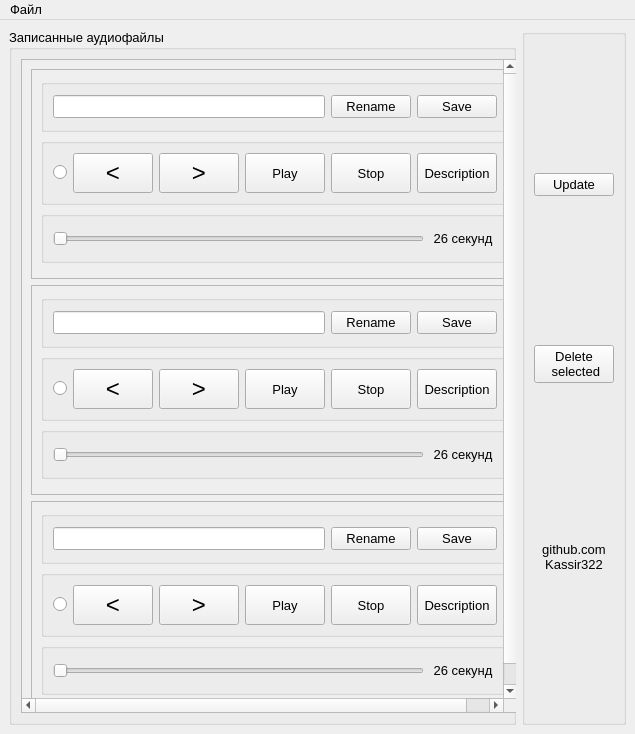
This is ui/main_window_design.ui in Kassir322/GUI_Application as Qt 5 draws it before an edit. The edited form follows.
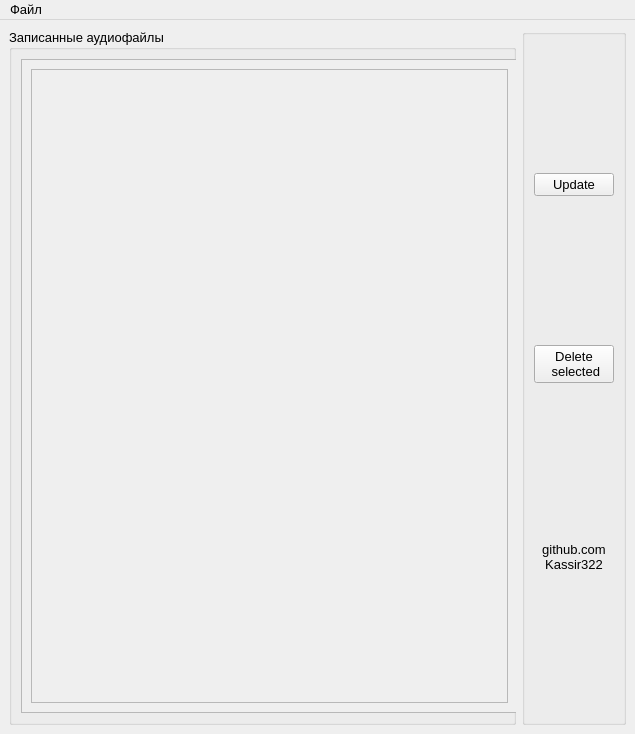
This is the edited form.

```diff
--- a/ui/main_window_design.ui
+++ b/ui/main_window_design.ui
@@ -79,8 +79,8 @@
            <rect>
             <x>0</x>
             <y>0</y>
-            <width>478</width>
-            <height>660</height>
+            <width>495</width>
+            <height>657</height>
            </rect>
           </property>
           <layout class="QVBoxLayout" name="verticalLayout_5">
@@ -89,761 +89,12 @@
            </property>
            <item>
             <widget class="QFrame" name="frame">
-             <property name="minimumSize">
-              <size>
-               <width>0</width>
-               <height>210</height>
-              </size>
-             </property>
-             <property name="maximumSize">
-              <size>
-               <width>16777215</width>
-               <height>210</height>
-              </size>
-             </property>
              <property name="frameShape">
               <enum>QFrame::StyledPanel</enum>
              </property>
              <property name="frameShadow">
               <enum>QFrame::Raised</enum>
              </property>
-             <layout class="QVBoxLayout" name="verticalLayout">
-              <item>
-               <widget class="QGroupBox" name="groupBox_11">
-                <property name="title">
-                 <string/>
-                </property>
-                <layout class="QHBoxLayout" name="horizontalLayout_11">
-                 <item>
-                  <widget class="QLineEdit" name="lineEdit_4">
-                   <property name="font">
-                    <font>
-                     <pointsize>10</pointsize>
-                    </font>
-                   </property>
-                  </widget>
-                 </item>
-                 <item>
-                  <widget class="QPushButton" name="pushButton_7">
-                   <property name="font">
-                    <font>
-                     <pointsize>10</pointsize>
-                    </font>
-                   </property>
-                   <property name="text">
-                    <string>Rename</string>
-                   </property>
-                  </widget>
-                 </item>
-                 <item>
-                  <widget class="QPushButton" name="pushButton_8">
-                   <property name="font">
-                    <font>
-                     <pointsize>10</pointsize>
-                    </font>
-                   </property>
-                   <property name="text">
-                    <string>Save</string>
-                   </property>
-                  </widget>
-                 </item>
-                </layout>
-               </widget>
-              </item>
-              <item>
-               <widget class="QGroupBox" name="groupBox_10">
-                <property name="minimumSize">
-                 <size>
-                  <width>0</width>
-                  <height>0</height>
-                 </size>
-                </property>
-                <property name="font">
-                 <font>
-                  <pointsize>10</pointsize>
-                 </font>
-                </property>
-                <property name="title">
-                 <string/>
-                </property>
-                <layout class="QHBoxLayout" name="horizontalLayout_6">
-                 <item>
-                  <widget class="QRadioButton" name="radioButton_4">
-                   <property name="maximumSize">
-                    <size>
-                     <width>20</width>
-                     <height>16777215</height>
-                    </size>
-                   </property>
-                   <property name="font">
-                    <font>
-                     <pointsize>10</pointsize>
-                    </font>
-                   </property>
-                   <property name="text">
-                    <string/>
-                   </property>
-                  </widget>
-                 </item>
-                 <item>
-                  <widget class="QPushButton" name="PrevButton_4">
-                   <property name="minimumSize">
-                    <size>
-                     <width>0</width>
-                     <height>40</height>
-                    </size>
-                   </property>
-                   <property name="font">
-                    <font>
-                     <pointsize>18</pointsize>
-                    </font>
-                   </property>
-                   <property name="text">
-                    <string>&lt;</string>
-                   </property>
-                  </widget>
-                 </item>
-                 <item>
-                  <widget class="QPushButton" name="NextButton_4">
-                   <property name="minimumSize">
-                    <size>
-                     <width>0</width>
-                     <height>40</height>
-                    </size>
-                   </property>
-                   <property name="font">
-                    <font>
-                     <pointsize>18</pointsize>
-                    </font>
-                   </property>
-                   <property name="text">
-                    <string>&gt;</string>
-                   </property>
-                  </widget>
-                 </item>
-                 <item>
-                  <widget class="QPushButton" name="PlayButton_4">
-                   <property name="minimumSize">
-                    <size>
-                     <width>0</width>
-                     <height>40</height>
-                    </size>
-                   </property>
-                   <property name="font">
-                    <font>
-                     <pointsize>10</pointsize>
-                    </font>
-                   </property>
-                   <property name="text">
-                    <string>Play</string>
-                   </property>
-                  </widget>
-                 </item>
-                 <item>
-                  <widget class="QPushButton" name="StopButton_4">
-                   <property name="minimumSize">
-                    <size>
-                     <width>0</width>
-                     <height>40</height>
-                    </size>
-                   </property>
-                   <property name="font">
-                    <font>
-                     <pointsize>10</pointsize>
-                    </font>
-                   </property>
-                   <property name="text">
-                    <string>Stop</string>
-                   </property>
-                  </widget>
-                 </item>
-                 <item>
-                  <widget class="QPushButton" name="DescriptionButton_4">
-                   <property name="minimumSize">
-                    <size>
-                     <width>0</width>
-                     <height>40</height>
-                    </size>
-                   </property>
-                   <property name="font">
-                    <font>
-                     <pointsize>10</pointsize>
-                    </font>
-                   </property>
-                   <property name="text">
-                    <string>Description</string>
-                   </property>
-                  </widget>
-                 </item>
-                </layout>
-               </widget>
-              </item>
-              <item>
-               <widget class="QGroupBox" name="groupBox_3">
-                <property name="font">
-                 <font>
-                  <pointsize>10</pointsize>
-                 </font>
-                </property>
-                <property name="title">
-                 <string/>
-                </property>
-                <layout class="QHBoxLayout" name="horizontalLayout_12">
-                 <item>
-                  <widget class="QSlider" name="horizontalSlider_4">
-                   <property name="font">
-                    <font>
-                     <pointsize>10</pointsize>
-                    </font>
-                   </property>
-                   <property name="maximum">
-                    <number>100</number>
-                   </property>
-                   <property name="orientation">
-                    <enum>Qt::Horizontal</enum>
-                   </property>
-                  </widget>
-                 </item>
-                 <item>
-                  <widget class="QLabel" name="label_5">
-                   <property name="font">
-                    <font>
-                     <pointsize>10</pointsize>
-                    </font>
-                   </property>
-                   <property name="text">
-                    <string> 26 секунд </string>
-                   </property>
-                  </widget>
-                 </item>
-                </layout>
-               </widget>
-              </item>
-              <item>
-               <widget class="QTextEdit" name="textEdit_2">
-                <property name="enabled">
-                 <bool>true</bool>
-                </property>
-                <property name="maximumSize">
-                 <size>
-                  <width>16777215</width>
-                  <height>0</height>
-                 </size>
-                </property>
-                <property name="font">
-                 <font>
-                  <pointsize>10</pointsize>
-                 </font>
-                </property>
-               </widget>
-              </item>
-             </layout>
-            </widget>
-           </item>
-           <item>
-            <widget class="QFrame" name="frame_2">
-             <property name="minimumSize">
-              <size>
-               <width>0</width>
-               <height>210</height>
-              </size>
-             </property>
-             <property name="maximumSize">
-              <size>
-               <width>16777215</width>
-               <height>210</height>
-              </size>
-             </property>
-             <property name="frameShape">
-              <enum>QFrame::StyledPanel</enum>
-             </property>
-             <property name="frameShadow">
-              <enum>QFrame::Raised</enum>
-             </property>
-             <layout class="QVBoxLayout" name="verticalLayout_2">
-              <item>
-               <widget class="QGroupBox" name="groupBox_12">
-                <property name="title">
-                 <string/>
-                </property>
-                <layout class="QHBoxLayout" name="horizontalLayout_13">
-                 <item>
-                  <widget class="QLineEdit" name="lineEdit_5">
-                   <property name="font">
-                    <font>
-                     <pointsize>10</pointsize>
-                    </font>
-                   </property>
-                  </widget>
-                 </item>
-                 <item>
-                  <widget class="QPushButton" name="pushButton_9">
-                   <property name="font">
-                    <font>
-                     <pointsize>10</pointsize>
-                    </font>
-                   </property>
-                   <property name="text">
-                    <string>Rename</string>
-                   </property>
-                  </widget>
-                 </item>
-                 <item>
-                  <widget class="QPushButton" name="pushButton_10">
-                   <property name="font">
-                    <font>
-                     <pointsize>10</pointsize>
-                    </font>
-                   </property>
-                   <property name="text">
-                    <string>Save</string>
-                   </property>
-                  </widget>
-                 </item>
-                </layout>
-               </widget>
-              </item>
-              <item>
-               <widget class="QGroupBox" name="groupBox_13">
-                <property name="minimumSize">
-                 <size>
-                  <width>0</width>
-                  <height>0</height>
-                 </size>
-                </property>
-                <property name="font">
-                 <font>
-                  <pointsize>10</pointsize>
-                 </font>
-                </property>
-                <property name="title">
-                 <string/>
-                </property>
-                <layout class="QHBoxLayout" name="horizontalLayout_14">
-                 <item>
-                  <widget class="QRadioButton" name="radioButton_5">
-                   <property name="maximumSize">
-                    <size>
-                     <width>20</width>
-                     <height>16777215</height>
-                    </size>
-                   </property>
-                   <property name="font">
-                    <font>
-                     <pointsize>10</pointsize>
-                    </font>
-                   </property>
-                   <property name="text">
-                    <string/>
-                   </property>
-                  </widget>
-                 </item>
-                 <item>
-                  <widget class="QPushButton" name="PrevButton_5">
-                   <property name="minimumSize">
-                    <size>
-                     <width>0</width>
-                     <height>40</height>
-                    </size>
-                   </property>
-                   <property name="font">
-                    <font>
-                     <pointsize>18</pointsize>
-                    </font>
-                   </property>
-                   <property name="text">
-                    <string>&lt;</string>
-                   </property>
-                  </widget>
-                 </item>
-                 <item>
-                  <widget class="QPushButton" name="NextButton_5">
-                   <property name="minimumSize">
-                    <size>
-                     <width>0</width>
-                     <height>40</height>
-                    </size>
-                   </property>
-                   <property name="font">
-                    <font>
-                     <pointsize>18</pointsize>
-                    </font>
-                   </property>
-                   <property name="text">
-                    <string>&gt;</string>
-                   </property>
-                  </widget>
-                 </item>
-                 <item>
-                  <widget class="QPushButton" name="PlayButton_5">
-                   <property name="minimumSize">
-                    <size>
-                     <width>0</width>
-                     <height>40</height>
-                    </size>
-                   </property>
-                   <property name="font">
-                    <font>
-                     <pointsize>10</pointsize>
-                    </font>
-                   </property>
-                   <property name="text">
-                    <string>Play</string>
-                   </property>
-                  </widget>
-                 </item>
-                 <item>
-                  <widget class="QPushButton" name="StopButton_5">
-                   <property name="minimumSize">
-                    <size>
-                     <width>0</width>
-                     <height>40</height>
-                    </size>
-                   </property>
-                   <property name="font">
-                    <font>
-                     <pointsize>10</pointsize>
-                    </font>
-                   </property>
-                   <property name="text">
-                    <string>Stop</string>
-                   </property>
-                  </widget>
-                 </item>
-                 <item>
-                  <widget class="QPushButton" name="DescriptionButton_5">
-                   <property name="minimumSize">
-                    <size>
-                     <width>0</width>
-                     <height>40</height>
-                    </size>
-                   </property>
-                   <property name="font">
-                    <font>
-                     <pointsize>10</pointsize>
-                    </font>
-                   </property>
-                   <property name="text">
-                    <string>Description</string>
-                   </property>
-                  </widget>
-                 </item>
-                </layout>
-               </widget>
-              </item>
-              <item>
-               <widget class="QGroupBox" name="groupBox_4">
-                <property name="font">
-                 <font>
-                  <pointsize>10</pointsize>
-                 </font>
-                </property>
-                <property name="title">
-                 <string/>
-                </property>
-                <layout class="QHBoxLayout" name="horizontalLayout_15">
-                 <item>
-                  <widget class="QSlider" name="horizontalSlider_5">
-                   <property name="font">
-                    <font>
-                     <pointsize>10</pointsize>
-                    </font>
-                   </property>
-                   <property name="maximum">
-                    <number>100</number>
-                   </property>
-                   <property name="orientation">
-                    <enum>Qt::Horizontal</enum>
-                   </property>
-                  </widget>
-                 </item>
-                 <item>
-                  <widget class="QLabel" name="label_6">
-                   <property name="font">
-                    <font>
-                     <pointsize>10</pointsize>
-                    </font>
-                   </property>
-                   <property name="text">
-                    <string> 26 секунд </string>
-                   </property>
-                  </widget>
-                 </item>
-                </layout>
-               </widget>
-              </item>
-              <item>
-               <widget class="QTextEdit" name="textEdit_3">
-                <property name="enabled">
-                 <bool>true</bool>
-                </property>
-                <property name="maximumSize">
-                 <size>
-                  <width>16777215</width>
-                  <height>0</height>
-                 </size>
-                </property>
-                <property name="font">
-                 <font>
-                  <pointsize>10</pointsize>
-                 </font>
-                </property>
-               </widget>
-              </item>
-             </layout>
-            </widget>
-           </item>
-           <item>
-            <widget class="QFrame" name="frame_3">
-             <property name="minimumSize">
-              <size>
-               <width>0</width>
-               <height>210</height>
-              </size>
-             </property>
-             <property name="maximumSize">
-              <size>
-               <width>16777215</width>
-               <height>210</height>
-              </size>
-             </property>
-             <property name="frameShape">
-              <enum>QFrame::StyledPanel</enum>
-             </property>
-             <property name="frameShadow">
-              <enum>QFrame::Raised</enum>
-             </property>
-             <layout class="QVBoxLayout" name="verticalLayout_3">
-              <item>
-               <widget class="QGroupBox" name="groupBox_14">
-                <property name="title">
-                 <string/>
-                </property>
-                <layout class="QHBoxLayout" name="horizontalLayout_16">
-                 <item>
-                  <widget class="QLineEdit" name="lineEdit_6">
-                   <property name="font">
-                    <font>
-                     <pointsize>10</pointsize>
-                    </font>
-                   </property>
-                  </widget>
-                 </item>
-                 <item>
-                  <widget class="QPushButton" name="pushButton_11">
-                   <property name="font">
-                    <font>
-                     <pointsize>10</pointsize>
-                    </font>
-                   </property>
-                   <property name="text">
-                    <string>Rename</string>
-                   </property>
-                  </widget>
-                 </item>
-                 <item>
-                  <widget class="QPushButton" name="pushButton_12">
-                   <property name="font">
-                    <font>
-                     <pointsize>10</pointsize>
-                    </font>
-                   </property>
-                   <property name="text">
-                    <string>Save</string>
-                   </property>
-                  </widget>
-                 </item>
-                </layout>
-               </widget>
-              </item>
-              <item>
-               <widget class="QGroupBox" name="groupBox_15">
-                <property name="minimumSize">
-                 <size>
-                  <width>0</width>
-                  <height>0</height>
-                 </size>
-                </property>
-                <property name="font">
-                 <font>
-                  <pointsize>10</pointsize>
-                 </font>
-                </property>
-                <property name="title">
-                 <string/>
-                </property>
-                <layout class="QHBoxLayout" name="horizontalLayout_17">
-                 <item>
-                  <widget class="QRadioButton" name="radioButton_6">
-                   <property name="maximumSize">
-                    <size>
-                     <width>20</width>
-                     <height>16777215</height>
-                    </size>
-                   </property>
-                   <property name="font">
-                    <font>
-                     <pointsize>10</pointsize>
-                    </font>
-                   </property>
-                   <property name="text">
-                    <string/>
-                   </property>
-                  </widget>
-                 </item>
-                 <item>
-                  <widget class="QPushButton" name="PrevButton_6">
-                   <property name="minimumSize">
-                    <size>
-                     <width>0</width>
-                     <height>40</height>
-                    </size>
-                   </property>
-                   <property name="font">
-                    <font>
-                     <pointsize>18</pointsize>
-                    </font>
-                   </property>
-                   <property name="text">
-                    <string>&lt;</string>
-                   </property>
-                  </widget>
-                 </item>
-                 <item>
-                  <widget class="QPushButton" name="NextButton_6">
-                   <property name="minimumSize">
-                    <size>
-                     <width>0</width>
-                     <height>40</height>
-                    </size>
-                   </property>
-                   <property name="font">
-                    <font>
-                     <pointsize>18</pointsize>
-                    </font>
-                   </property>
-                   <property name="text">
-                    <string>&gt;</string>
-                   </property>
-                  </widget>
-                 </item>
-                 <item>
-                  <widget class="QPushButton" name="PlayButton_6">
-                   <property name="minimumSize">
-                    <size>
-                     <width>0</width>
-                     <height>40</height>
-                    </size>
-                   </property>
-                   <property name="font">
-                    <font>
-                     <pointsize>10</pointsize>
-                    </font>
-                   </property>
-                   <property name="text">
-                    <string>Play</string>
-                   </property>
-                  </widget>
-                 </item>
-                 <item>
-                  <widget class="QPushButton" name="StopButton_6">
-                   <property name="minimumSize">
-                    <size>
-                     <width>0</width>
-                     <height>40</height>
-                    </size>
-                   </property>
-                   <property name="font">
-                    <font>
-                     <pointsize>10</pointsize>
-                    </font>
-                   </property>
-                   <property name="text">
-                    <string>Stop</string>
-                   </property>
-                  </widget>
-                 </item>
-                 <item>
-                  <widget class="QPushButton" name="DescriptionButton_6">
-                   <property name="minimumSize">
-                    <size>
-                     <width>0</width>
-                     <height>40</height>
-                    </size>
-                   </property>
-                   <property name="font">
-                    <font>
-                     <pointsize>10</pointsize>
-                    </font>
-                   </property>
-                   <property name="text">
-                    <string>Description</string>
-                   </property>
-                  </widget>
-                 </item>
-                </layout>
-               </widget>
-              </item>
-              <item>
-               <widget class="QGroupBox" name="groupBox_5">
-                <property name="font">
-                 <font>
-                  <pointsize>10</pointsize>
-                 </font>
-                </property>
-                <property name="title">
-                 <string/>
-                </property>
-                <layout class="QHBoxLayout" name="horizontalLayout_18">
-                 <item>
-                  <widget class="QSlider" name="horizontalSlider_6">
-                   <property name="font">
-                    <font>
-                     <pointsize>10</pointsize>
-                    </font>
-                   </property>
-                   <property name="maximum">
-                    <number>100</number>
-                   </property>
-                   <property name="orientation">
-                    <enum>Qt::Horizontal</enum>
-                   </property>
-                  </widget>
-                 </item>
-                 <item>
-                  <widget class="QLabel" name="label_7">
-                   <property name="font">
-                    <font>
-                     <pointsize>10</pointsize>
-                    </font>
-                   </property>
-                   <property name="text">
-                    <string> 26 секунд </string>
-                   </property>
-                  </widget>
-                 </item>
-                </layout>
-               </widget>
-              </item>
-              <item>
-               <widget class="QTextEdit" name="textEdit_4">
-                <property name="enabled">
-                 <bool>true</bool>
-                </property>
-                <property name="maximumSize">
-                 <size>
-                  <width>16777215</width>
-                  <height>0</height>
-                 </size>
-                </property>
-                <property name="font">
-                 <font>
-                  <pointsize>10</pointsize>
-                 </font>
-                </property>
-               </widget>
-              </item>
-             </layout>
             </widget>
            </item>
           </layout>
```
